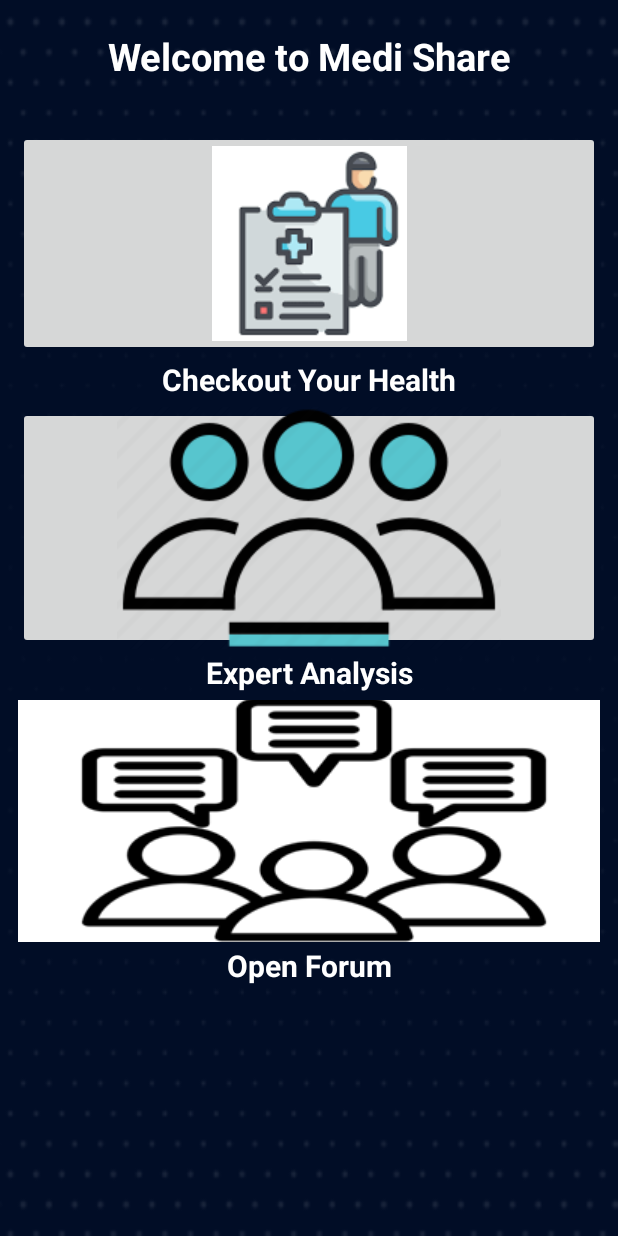
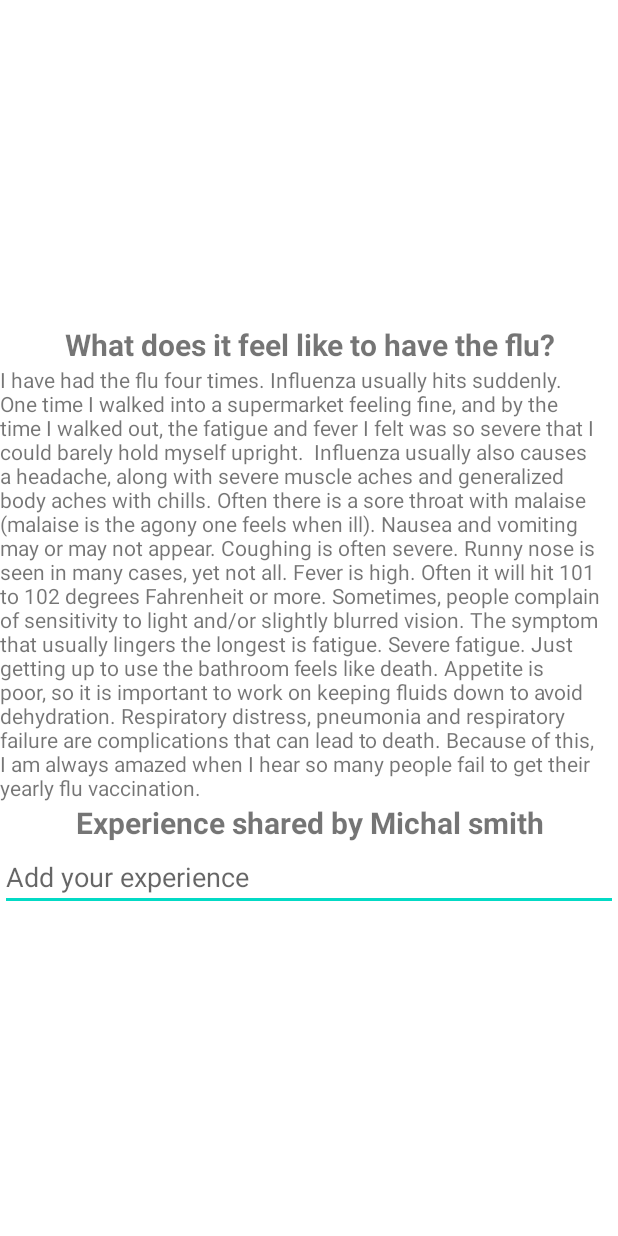
Before and after one commit to bhattacharyyadeep/breaking_bytes_medi_share, an Android app: the screen it shows after launch (MainActivity before the commit, open_forum after it), after a tap on an icon or button, on a phone screen of 412 x 824 dp. Run offline under Robolectric (Android 15) with nearby library versions, the phone set to English and light mode, and no system bars.

Commit message:
3rd Commit
Co-Authored-By: Anandan Mukherjee <67072228+anandanmukh@users.noreply.github.com>

```diff
--- a/app/src/main/AndroidManifest.xml
+++ b/app/src/main/AndroidManifest.xml
@@ -9,7 +9,11 @@
         android:roundIcon="@mipmap/ic_launcher_round"
         android:supportsRtl="true"
         android:theme="@style/Theme.HealthCare">
-        <activity android:name=".Checkup"></activity>
+        <activity android:name=".Flu" />
+        <activity android:name=".Cancer" />
+        <activity android:name=".open_forum" />
+        <activity android:name=".expert_forum" />
+        <activity android:name=".Checkup" />
         <activity android:name=".MainActivity">
             <intent-filter>
                 <action android:name="android.intent.action.MAIN" />
--- a/app/src/main/java/com/deeepssj/healthcare/MainActivity.java
+++ b/app/src/main/java/com/deeepssj/healthcare/MainActivity.java
@@ -2,6 +2,7 @@ package com.deeepssj.healthcare;
 
 import androidx.appcompat.app.AppCompatActivity;
 
+import android.content.Intent;
 import android.os.Bundle;
 import android.view.View;
 import android.widget.Button;
@@ -21,14 +22,17 @@ ImageButton b1,b2,b3;
     }
     public void image1(View view)
     {
-        Toast.makeText(getApplicationContext(),"Clicked on Health Checkup Button",Toast.LENGTH_LONG).show();
+        Intent intent=new Intent(getApplicationContext(),Checkup.class);
+        startActivity(intent);
     }
     public void image2(View view)
     {
-        Toast.makeText(getApplicationContext(),"Clicked on Expert Analysis Button",Toast.LENGTH_LONG).show();
+        Intent intent=new Intent(getApplicationContext(),expert_forum.class);
+        startActivity(intent);
     }
     public void image3(View view)
     {
-        Toast.makeText(getApplicationContext(),"Clicked on Open Forum Button",Toast.LENGTH_LONG).show();
+        Intent intent=new Intent(getApplicationContext(),open_forum.class);
+        startActivity(intent);
     }
 }
--- /dev/null
+++ b/app/src/main/java/com/deeepssj/healthcare/open_forum.java
@@ -0,0 +1,14 @@
+package com.deeepssj.healthcare;
+
+import androidx.appcompat.app.AppCompatActivity;
+
+import android.os.Bundle;
+
+public class open_forum extends AppCompatActivity {
+
+    @Override
+    protected void onCreate(Bundle savedInstanceState) {
+        super.onCreate(savedInstanceState);
+        setContentView(R.layout.activity_open_forum);
+    }
+}
--- a/app/src/main/res/layout/activity_main.xml
+++ b/app/src/main/res/layout/activity_main.xml
@@ -4,14 +4,15 @@
     xmlns:tools="http://schemas.android.com/tools"
     android:layout_width="match_parent"
     android:layout_height="match_parent"
-    android:orientation="vertical"
     tools:context=".MainActivity"
-  android:background="@drawable/back">
+  android:background="@drawable/back"
+    android:scrollbarAlwaysDrawVerticalTrack="true">
     <LinearLayout
         android:layout_width="match_parent"
         android:layout_height="75dp"
         android:orientation="horizontal"
         android:id="@+id/layout_1">
+
         <TextView
             android:layout_width="match_parent"
             android:layout_height="match_parent"
@@ -20,7 +21,6 @@
             android:id="@+id/welcome"
             android:textColor="@color/white"
             android:layout_margin="20dp"
-
             android:textStyle="bold"
             android:gravity="center_horizontal"
             android:textSize="25dp"/>
@@ -31,7 +31,7 @@
         android:layout_width="match_parent"
         android:layout_height="600dp"
         android:layout_below="@+id/layout_1"
-        android:layout_margin="10dp"
+        android:layout_margin="5dp"
         android:orientation="vertical">
 
         <ImageButton
--- /dev/null
+++ b/app/src/main/res/layout/activity_open_forum.xml
@@ -0,0 +1,44 @@
+<?xml version="1.0" encoding="utf-8"?>
+    <ScrollView xmlns:android="http://schemas.android.com/apk/res/android"
+    xmlns:app="http://schemas.android.com/apk/res-auto"
+    xmlns:tools="http://schemas.android.com/tools"
+    android:layout_width="match_parent"
+    android:layout_height="match_parent"
+    tools:context=".Cancer">
+<LinearLayout
+    android:layout_width="match_parent"
+    android:layout_height="wrap_content"
+    android:orientation="vertical"
+    android:layout_gravity="center">
+    <TextView
+        android:layout_width="match_parent"
+        android:layout_height="wrap_content"
+        android:text="What does it feel like to have the flu?"
+        android:textStyle="bold"
+        android:textSize="20dp"
+        android:layout_gravity="center"
+        android:textAlignment="center"
+        />
+    <TextView
+        android:layout_width="match_parent"
+        android:layout_height="wrap_content"
+        android:text="I have had the flu four times. Influenza usually hits suddenly. One time I walked into a supermarket feeling fine, and by the time I walked out, the fatigue and fever I felt was so severe that I could barely hold myself upright.
+
+Influenza usually also causes a headache, along with severe muscle aches and generalized body aches with chills. Often there is a sore throat with malaise (malaise is the agony one feels when ill). Nausea and vomiting may or may not appear. Coughing is often severe. Runny nose is seen in many cases, yet not all. Fever is high. Often it will hit 101 to 102 degrees Fahrenheit or more. Sometimes, people complain of sensitivity to light and/or slightly blurred vision. The symptom that usually lingers the longest is fatigue. Severe fatigue. Just getting up to use the bathroom feels like death. Appetite is poor, so it is important to work on keeping fluids down to avoid dehydration. Respiratory distress, pneumonia and respiratory failure are complications that can lead to death. Because of this, I am always amazed when I hear so many people fail to get their yearly flu vaccination."
+        />
+    <TextView
+        android:layout_width="match_parent"
+        android:layout_height="wrap_content"
+        android:text="Experience shared by Michal smith"
+        android:textSize="20dp"
+        android:textStyle="bold"
+        android:layout_gravity="center"
+        android:textAlignment="center"/>
+    <EditText
+        android:layout_width="match_parent"
+        android:layout_height="wrap_content"
+        android:hint="Add your experience"/>
+
+
+</LinearLayout>
+</ScrollView>
```
Also changed, not shown: app/src/main/java/com/deeepssj/healthcare/Cancer.java (added, +14 -0 lines), app/src/main/java/com/deeepssj/healthcare/Checkup.java (+50 -1 lines), app/src/main/java/com/deeepssj/healthcare/Flu.java (added, +14 -0 lines), app/src/main/java/com/deeepssj/healthcare/expert_forum.java (added, +27 -0 lines), app/src/main/res/layout/activity_cancer.xml (added, +75 -0 lines), app/src/main/res/layout/activity_checkup.xml (+40 -2 lines), app/src/main/res/layout/activity_expert_forum.xml (added, +49 -0 lines), app/src/main/res/layout/activity_flu.xml (added, +87 -0 lines).
